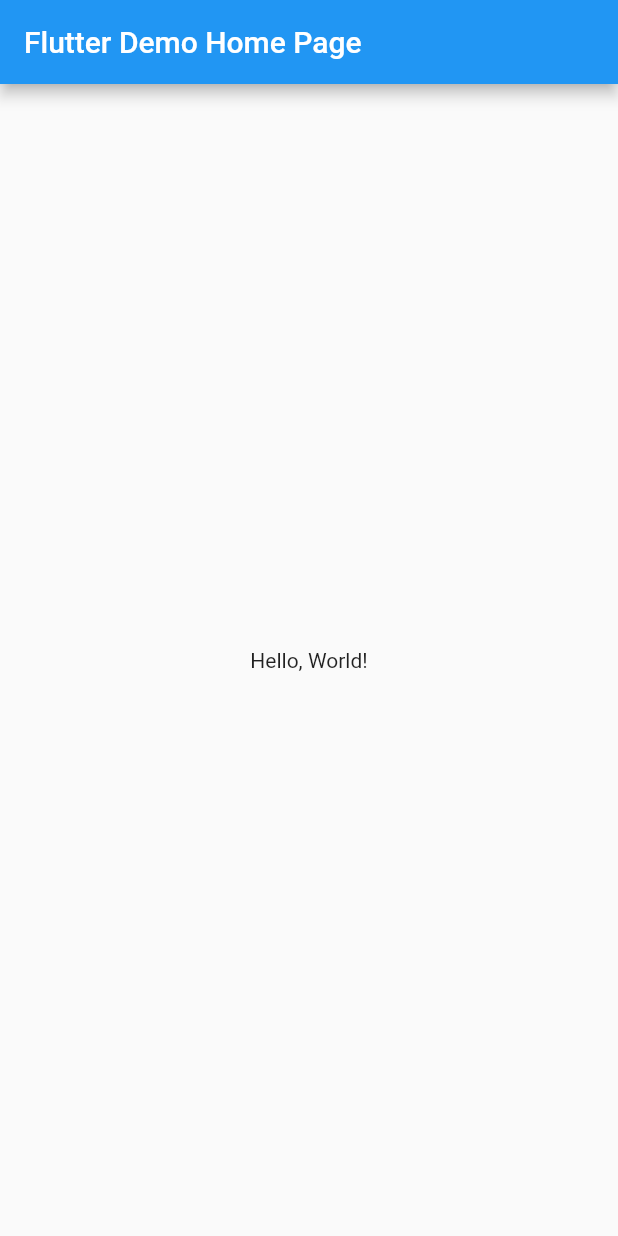
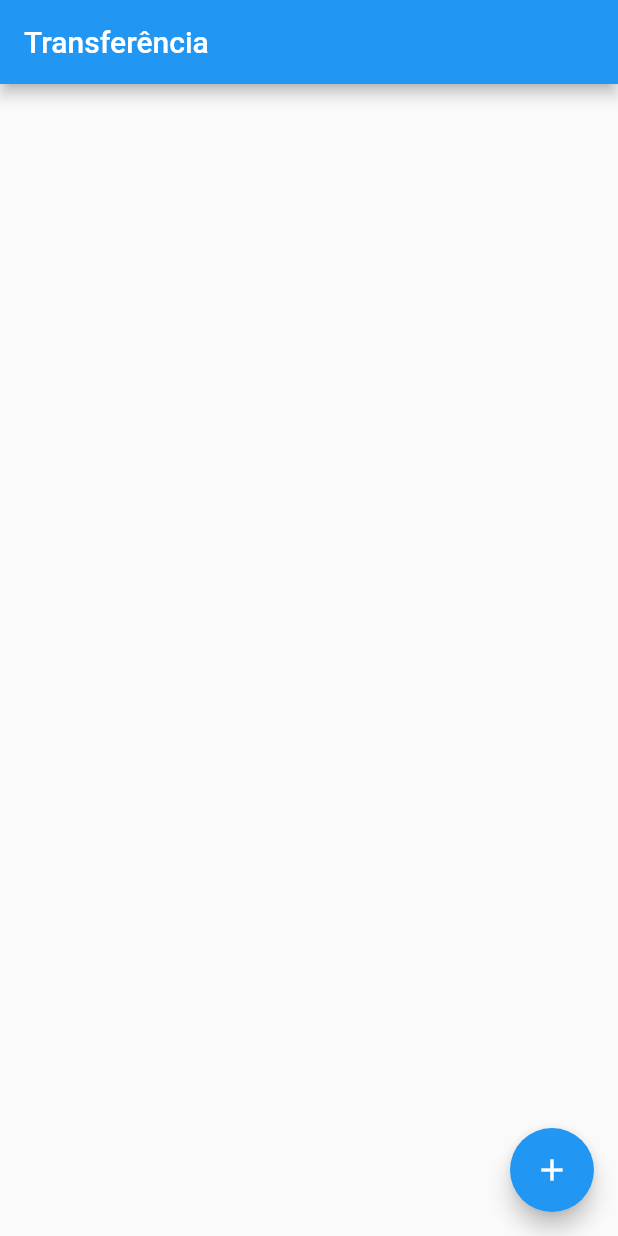
Before and after one commit to XandyGomes/TopInfo-ADS6, a Flutter app: the screen it shows after launch, on a phone screen of 412 x 824 dp. Run offline on Flutter 3.47's test engine with Material 2 defaults, Android fonts, the phone set to English and light mode, and no system bars.

Commit message:
Aula.12.09.2022

```diff
--- a/lib/main.dart
+++ b/lib/main.dart
@@ -1,41 +1,17 @@
 import 'package:flutter/material.dart';
+import 'screens/transferencia/lista_transferencia.dart';
 
-void main() => runApp(MyApp());
+void main() => runApp(
+      Banco(),
+    );
 
-class MyApp extends StatelessWidget {
-  // This widget is the root of your application.
+class Banco extends StatelessWidget {
   @override
   Widget build(BuildContext context) {
+    // TODO: implement build
     return MaterialApp(
-      // Application name
-      title: 'Flutter Hello World',
-      // Application theme data, you can set the colors for the application as
-      // you want
-      theme: ThemeData(
-        primarySwatch: Colors.blue,
-      ),
-      // A widget which will be started on application startup
-      home: MyHomePage(title: 'Flutter Demo Home Page'),
+      debugShowCheckedModeBanner: false,
+      home: ListaTransferencia(),
     );
   }
 }
-
-class MyHomePage extends StatelessWidget {
-  final String title;
-  const MyHomePage({Key? key, required this.title}) : super(key: key);
-
-  @override
-  Widget build(BuildContext context) {
-    return Scaffold(
-      appBar: AppBar(
-        // The title text which will be shown on the action bar
-        title: Text(title),
-      ),
-      body: Center(
-        child: Text(
-          'Hello, World!',
-        ),
-      ),
-    );
-  }
-}
--- /dev/null
+++ b/lib/models/transferencia.dart
@@ -0,0 +1,13 @@
+class Transferencia {
+  final double valor;
+  final int numeroConta;
+
+  Transferencia(
+    this.valor,
+    this.numeroConta,
+  );
+  @override
+  String toString() {
+    return 'Transferencia{valor: $valor, numeroConta: $numeroConta}';
+  }
+}
--- /dev/null
+++ b/lib/screens/transferencia/lista_transferencia.dart
@@ -0,0 +1,81 @@
+import 'package:flutter/material.dart';
+import '../../models/transferencia.dart';
+import 'formulario_transferencia.dart';
+
+const _tituloAppBar = 'Transferência';
+
+class ListaTransferencia extends StatefulWidget {
+  final List<Transferencia> _transferencias = [];
+
+  @override
+  State<StatefulWidget> createState() {
+    return ListaTransferenciaState();
+  }
+}
+
+class ListaTransferenciaState extends State<ListaTransferencia> {
+  @override
+  Widget build(BuildContext context) {
+    // TODO: implement build
+    return Scaffold(
+      appBar: AppBar(
+        title: Text(_tituloAppBar),
+      ),
+      body: ListView.builder(
+        itemCount: widget._transferencias.length,
+        itemBuilder: (context, indice) {
+          final transferencia = widget._transferencias[indice];
+          return ItemTransferencia(transferencia);
+        },
+      ),
+      floatingActionButton: FloatingActionButton(
+        onPressed: () {
+          final Future<Transferencia?> future = Navigator.push(
+            context,
+            MaterialPageRoute(
+              builder: (context) {
+                return FormularioTransferencia();
+              },
+            ),
+          );
+          future.then(
+            (transferenciaRecebida) {
+              // debugPrint('chegou no then do Future');
+              // debugPrint('$transferenciaRecebida');
+              if (transferenciaRecebida != null) {
+                setState(
+                  () {
+                    widget._transferencias.add(transferenciaRecebida);
+                  },
+                );
+              }
+            },
+          );
+        },
+        child: Icon(Icons.add),
+      ),
+    );
+  }
+}
+
+class ItemTransferencia extends StatelessWidget {
+  final Transferencia _transferencia;
+
+  ItemTransferencia(this._transferencia);
+
+  @override
+  Widget build(BuildContext context) {
+    // TODO: implement build
+    return Card(
+      child: ListTile(
+        leading: Icon(Icons.monetization_on),
+        title: Text(
+          _transferencia.valor.toString(),
+        ),
+        subtitle: Text(
+          _transferencia.numeroConta.toString(),
+        ),
+      ),
+    );
+  }
+}
```
Also changed, not shown: lib/components/editor.dart (added, +28 -0 lines), lib/screens/transferencia/formulario_transferencia.dart (added, +78 -0 lines), 2 other files.
